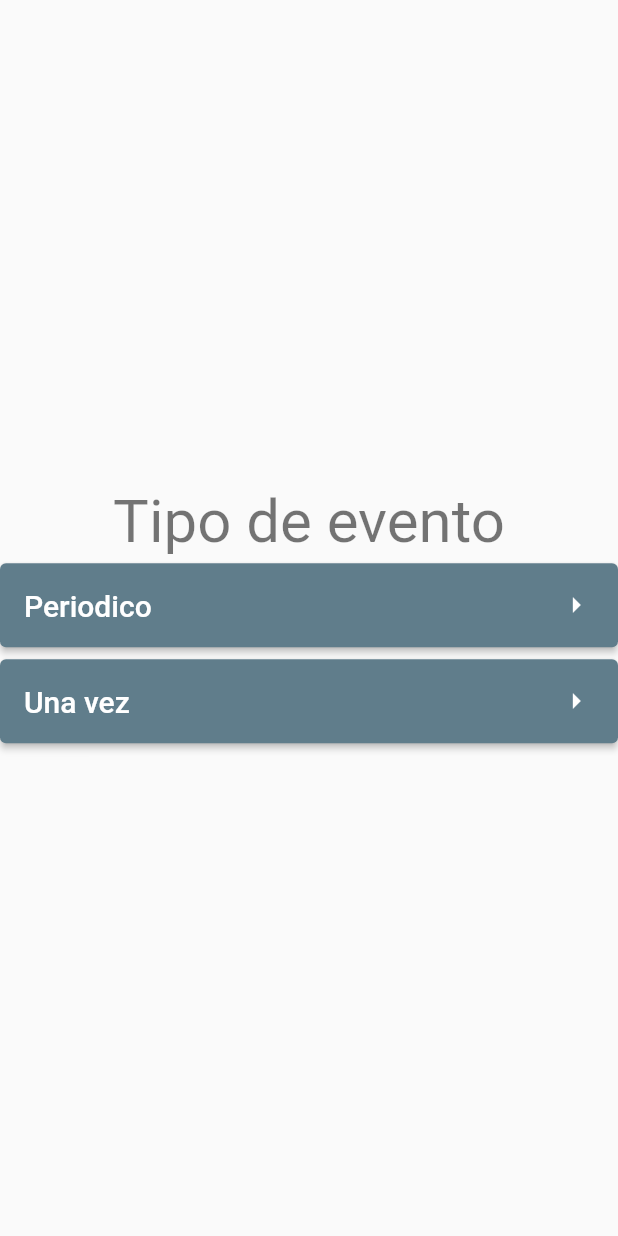
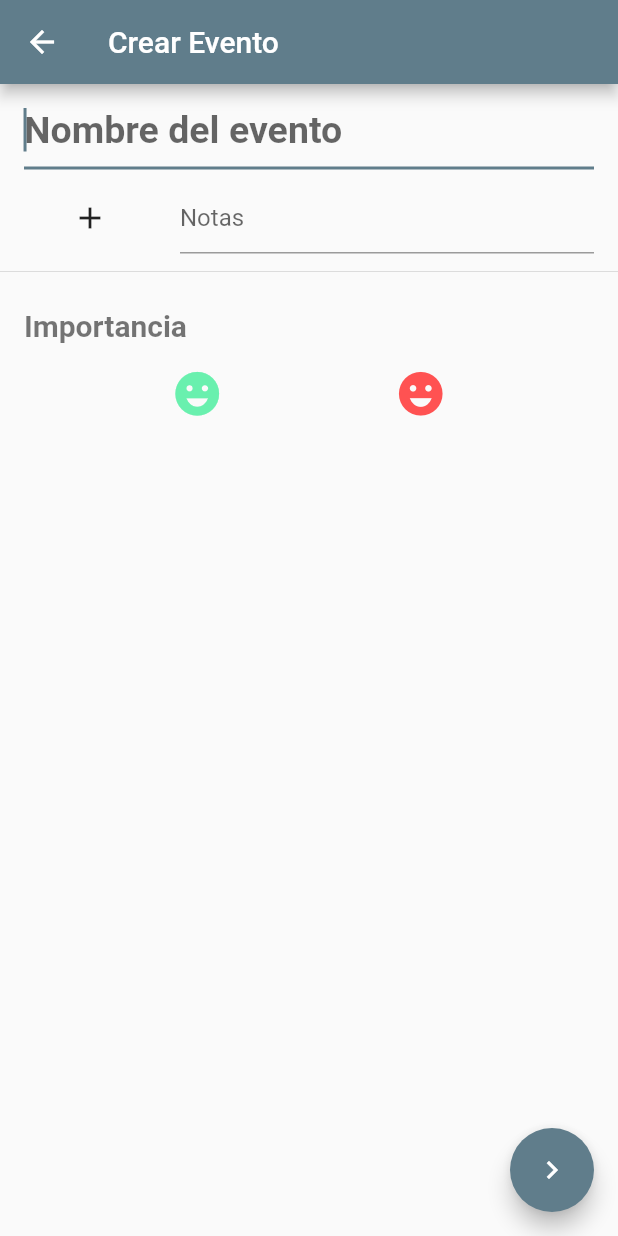
Before and after one commit to LucasNahuelGarcia/scheduler, a Flutter app: the CrearEvento screen opened by its route, on a phone screen of 412 x 824 dp. Run offline on Flutter 3.47's test engine with Material 2 defaults, Android fonts, the phone set to English and light mode, and no system bars.

Commit message:
mejore la apariencia del creador de eventos

```diff
--- a/lib/src/app.dart
+++ b/lib/src/app.dart
@@ -1,5 +1,5 @@
 import 'package:flutter/material.dart';
-import 'package:scheduler/src/io/vistas/CrearEventoUnaVez.dart';
+import 'package:scheduler/src/io/vistas/FechaEvento.dart';
 import 'package:scheduler/src/io/vistas/ListaEventos.dart';
 import 'package:scheduler/src/io/vistas/CrearEvento.dart';
 
@@ -16,7 +16,6 @@ class MyApp extends StatelessWidget {
       routes: <String, WidgetBuilder>{
         "ListaEventos": (BuildContext context) => ListaEventos(),
         "CrearEvento": (BuildContext context) => CrearEvento(),
-        "CrearEventoUnaVez": (BuildContext context) => CrearEventoUnaVez(),
       },
     );
   }
--- a/lib/src/io/vistas/CrearEvento.dart
+++ b/lib/src/io/vistas/CrearEvento.dart
@@ -1,35 +1,133 @@
 import 'package:flutter/material.dart';
-import 'package:scheduler/src/io/componentesVista/BotonFlecha.dart';
+import 'package:scheduler/src/io/vistas/FechaEvento.dart';
+import 'package:scheduler/src/storage/Evento/Evento.dart';
+import 'package:scheduler/src/storage/storage.dart';
 
 class CrearEvento extends StatelessWidget {
+  final _globalKey = new GlobalKey<FormState>();
+  final _evento = new Evento();
+
   @override
   Widget build(BuildContext context) {
+    FocusNode focusNode = FocusNode();
+
+    void submitForm() {
+      if (_globalKey.currentState.validate()) {
+        _globalKey.currentState.save();
+        Navigator.of(context)
+            .push(
+          MaterialPageRoute(
+            builder: (context) => FechaEvento(_evento),
+          ),
+        )
+            .then(
+          (value) {
+            if (value != null) {
+              StorageManager.instancia.addEvento(_evento);
+              Navigator.of(context).pop();
+            }
+          },
+        );
+      }
+    }
+
     return Scaffold(
-      body: Column(
-        mainAxisAlignment: MainAxisAlignment.center,
-        children: [
-          Text(
-            "Tipo de evento",
-            style: TextStyle(fontSize: 40, color: Colors.black54),
-          ),
-          BotonFlecha(
-            child: Text(
-              "Periodico",
-              style: TextStyle(fontSize: 20),
+      floatingActionButton: FloatingActionButton(
+        onPressed: () => submitForm(),
+        child: Icon(Icons.navigate_next),
+      ),
+      appBar: AppBar(
+        title: Text("Crear Evento"),
+      ),
+      body: Form(
+        key: _globalKey,
+        child: Column(
+          children: [
+            ListTile(
+              title: TextFormField(
+                autofocus: true,
+                onFieldSubmitted: (s) => focusNode.requestFocus(),
+                keyboardType: TextInputType.name,
+                decoration: InputDecoration(hintText: "Nombre del evento"),
+                style: TextStyle(fontSize: 25, fontWeight: FontWeight.bold),
+                textCapitalization: TextCapitalization.sentences,
+                validator: (s) {
+                  String res;
+                  if (s.isEmpty) res = "Ingrese un nombre.";
+                  return res;
+                },
+                onSaved: (s) {
+                  _evento.titulo = s;
+                },
+              ),
             ),
-            onPressed: () =>
-                Navigator.of(context).pushNamed("CrearEventoPeriodico"),
-          ),
-          BotonFlecha(
-            child: Text(
-              "Una vez",
-              style: TextStyle(fontSize: 20),
+            ListTile(
+              leading: FlatButton(
+                child: Icon(Icons.add),
+                onPressed: () {},
+              ),
+              title: TextFormField(
+                focusNode: focusNode,
+                decoration: InputDecoration(hintText: "Notas"),
+              ),
             ),
-            onPressed: () =>
-                Navigator.of(context).pushNamed("CrearEventoUnaVez"),
-          ),
-        ],
+            Divider(),
+            ListTile(
+              title: Text(
+                "Importancia",
+                style: TextStyle(
+                  fontWeight: FontWeight.bold,
+                  fontSize: 20,
+                  color: Colors.black54,
+                ),
+              ),
+            ),
+            SelectorImportanciaEvento(
+              cantiadElementos: 2,
+              colorCalmado: Colors.greenAccent,
+              colorUrgente: Colors.redAccent,
+            ),
+          ],
+        ),
       ),
     );
   }
 }
+
+class SelectorImportanciaEvento extends StatelessWidget {
+  final int cantiadElementos;
+  final Color colorCalmado;
+  final Color colorUrgente;
+  SelectorImportanciaEvento(
+      {this.cantiadElementos, this.colorCalmado, this.colorUrgente});
+
+  List<Widget> _crearElementos() {
+    List<Widget> elementos = List<Widget>();
+
+    for (int i = 0; i < cantiadElementos; i++) {
+      elementos.add(
+        Icon(
+          Icons.emoji_emotions,
+          size: 35,
+          color: Color.lerp(
+            colorCalmado,
+            colorUrgente,
+            i / (cantiadElementos - 1),
+          ),
+        ),
+      );
+
+      print(cantiadElementos / (i + 1));
+    }
+
+    return elementos;
+  }
+
+  @override
+  Widget build(BuildContext context) {
+    return Row(
+      mainAxisAlignment: MainAxisAlignment.spaceEvenly,
+      children: _crearElementos(),
+    );
+  }
+}
--- a/lib/src/storage/Evento/Evento.dart
+++ b/lib/src/storage/Evento/Evento.dart
@@ -10,7 +10,7 @@ class Evento {
   DateTime fecha;
   String titulo;
 
-  final RepeticionEvento repeticionEvento;
+  RepeticionEvento repeticionEvento;
 
-  Evento({this.fecha, this.titulo, @required this.repeticionEvento});
+  Evento({this.fecha, this.titulo, this.repeticionEvento});
 }
```
Also changed, not shown: lib/src/io/componentesVista/SelectorFechaCompacto.dart (added, +36 -0 lines), lib/src/io/vistas/CrearEventoUnaVez.dart (deleted, +0 -66 lines), lib/src/io/vistas/FechaEvento.dart (added, +44 -0 lines).
